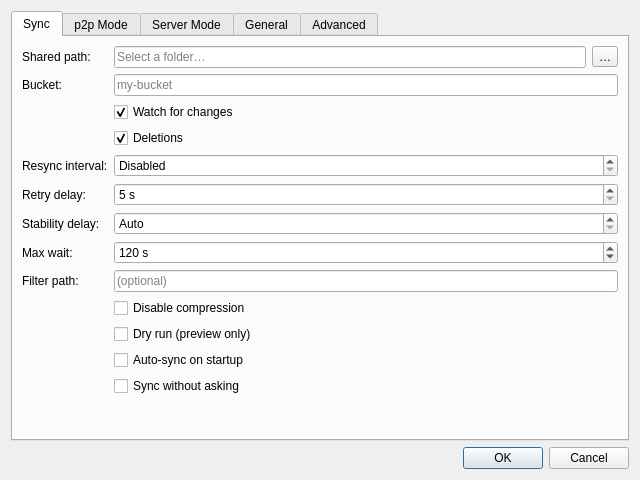
The window that hsync_desktop/ui/settings_dialog.ui (albertsdk/hsync-desktop) describes before a commit, drawn with Qt 5.
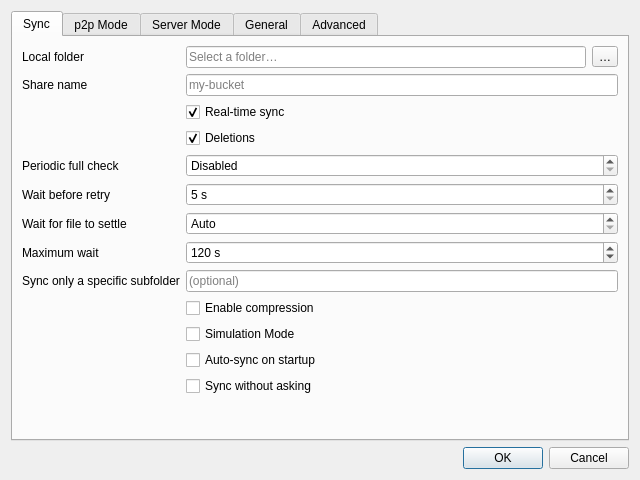
The same window after the commit. Icons and pictures are not drawn.

```diff
--- a/hsync_desktop/ui/settings_dialog.ui
+++ b/hsync_desktop/ui/settings_dialog.ui
@@ -38,7 +38,7 @@
        <item row="0" column="0">
         <widget class="QLabel" name="lblSharedPath">
          <property name="text">
-          <string>Shared path:</string>
+          <string>Local folder</string>
          </property>
         </widget>
        </item>
@@ -66,7 +66,7 @@
        <item row="1" column="0">
         <widget class="QLabel" name="lblBucket">
          <property name="text">
-          <string>Bucket:</string>
+          <string>Share name</string>
          </property>
         </widget>
        </item>
@@ -80,7 +80,7 @@
        <item row="2" column="1">
         <widget class="QCheckBox" name="continuous">
          <property name="text">
-          <string>Watch for changes</string>
+          <string>Real-time sync</string>
          </property>
          <property name="checked">
           <bool>true</bool>
@@ -100,7 +100,7 @@
        <item row="4" column="0">
         <widget class="QLabel" name="lblResync">
          <property name="text">
-          <string>Resync interval:</string>
+          <string>Periodic full check</string>
          </property>
         </widget>
        </item>
@@ -126,7 +126,7 @@
        <item row="5" column="0">
         <widget class="QLabel" name="lblRetryDelay">
          <property name="text">
-          <string>Retry delay:</string>
+          <string>Wait before retry</string>
          </property>
         </widget>
        </item>
@@ -149,7 +149,7 @@
        <item row="6" column="0">
         <widget class="QLabel" name="lblStabilityDelay">
          <property name="text">
-          <string>Stability delay:</string>
+          <string>Wait for file to settle</string>
          </property>
         </widget>
        </item>
@@ -175,7 +175,7 @@
        <item row="7" column="0">
         <widget class="QLabel" name="lblMaxWait">
          <property name="text">
-          <string>Max wait:</string>
+          <string>Maximum wait</string>
          </property>
         </widget>
        </item>
@@ -198,7 +198,7 @@
        <item row="8" column="0">
         <widget class="QLabel" name="lblFilterPath">
          <property name="text">
-          <string>Filter path:</string>
+          <string>Sync only a specific subfolder</string>
          </property>
         </widget>
        </item>
@@ -212,14 +212,14 @@
        <item row="9" column="1">
         <widget class="QCheckBox" name="noCompression">
          <property name="text">
-          <string>Disable compression</string>
+          <string>Enable compression</string>
          </property>
         </widget>
        </item>
        <item row="10" column="1">
         <widget class="QCheckBox" name="dryRun">
          <property name="text">
-          <string>Dry run (preview only)</string>
+          <string>Simulation Mode</string>
          </property>
         </widget>
        </item>
```
Left out of the diff: 30 changed lines with no effect on the pictures.
